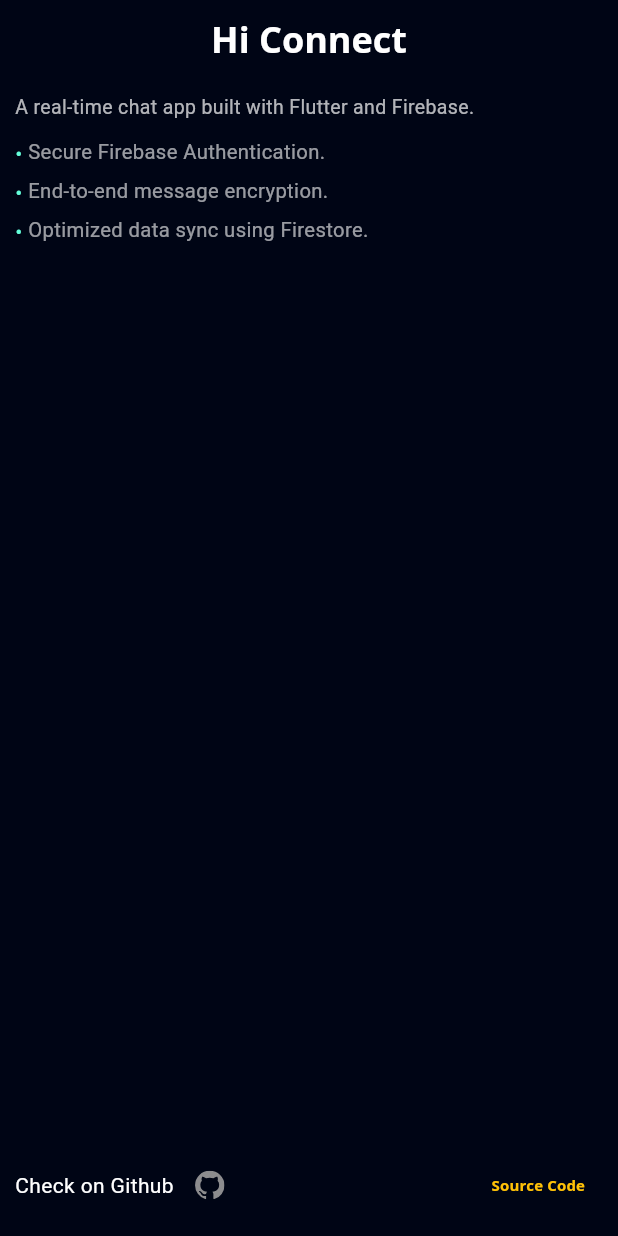
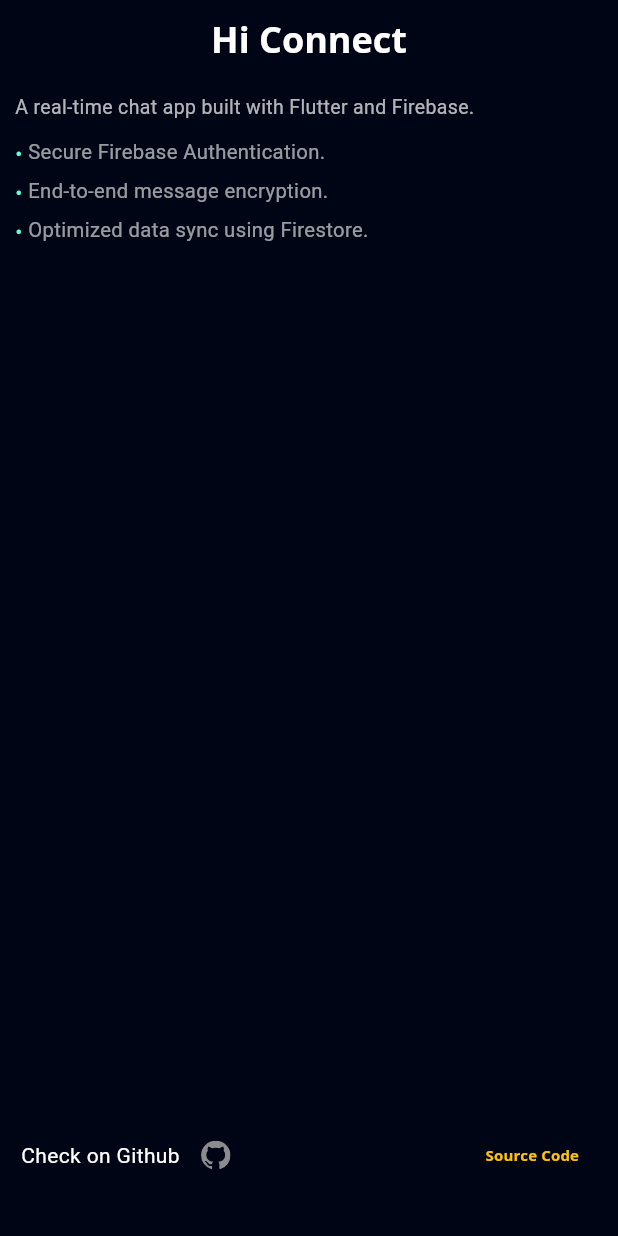
Before and after one commit to Brijesh-gangwar/portfolio, a Flutter app: the ProjectDetail widget shown alone on an empty page, opened directly with empty values, on a phone screen of 412 x 824 dp. Run offline on Flutter 3.47's test engine with Material 3 defaults, Android fonts, the light colour scheme and no system bars; our stand-ins replace flutter_svg, font_awesome_flutter, get, google_fonts, photo_view.

Commit message:
updated ui

```diff
--- a/lib/view/main/components/navigation_button_list.dart
+++ b/lib/view/main/components/navigation_button_list.dart
@@ -26,7 +26,7 @@ class NavigationButtonList extends StatelessWidget {
                 },
                 text: 'Home',
               ),
-              if (!Responsive.isLargeMobile(context))
+              // if (!Responsive.isLargeMobile(context))
                 NavigationTextButton(
                   onTap: () {
                     controller.animateToPage(
--- a/lib/view/projects/components/project_deatail.dart
+++ b/lib/view/projects/components/project_deatail.dart
@@ -83,7 +83,7 @@ class ProjectDetail extends StatelessWidget {
 
           const SizedBox(height: defaultPadding / 2),
 
-          // ✅ Scrollable area using SingleChildScrollView instead of ListView + Scrollbar
+
           Expanded(
             child: SingleChildScrollView(
               child: Column(
@@ -117,9 +117,11 @@ class ProjectDetail extends StatelessWidget {
             ),
           ),
 
+
           const SizedBox(height: defaultPadding / 2),
 
           ProjectLinks(index: index),
+                    const SizedBox(height: defaultPadding / 2),
         ],
       ),
     );
--- a/lib/view/projects/components/project_link.dart
+++ b/lib/view/projects/components/project_link.dart
@@ -9,7 +9,9 @@ class ProjectLinks extends StatelessWidget {
   const ProjectLinks({super.key, required this.index});
   @override
   Widget build(BuildContext context) {
-    return Row(
+    return Padding(
+      padding: const EdgeInsets.only(bottom: 10,right :4, left: 4),
+      child: Row(
         children: [
           Row(
             children: [
@@ -23,6 +25,7 @@ class ProjectLinks extends StatelessWidget {
                 launchUrl(Uri.parse(projectList[index].link));
               }, child: const Text('Source Code',overflow: TextOverflow.ellipsis,style: TextStyle(color: Colors.amber,fontWeight: FontWeight.bold,fontSize: 10),))
         ],
+      ),
     );
   }
 }
--- a/lib/view/projects/components/projects_grid.dart
+++ b/lib/view/projects/components/projects_grid.dart
@@ -7,7 +7,7 @@ import '../../../view model/getx_controllers/projects_controller.dart';
 class ProjectGrid extends StatelessWidget {
   final int crossAxisCount;
   final double ratio;
-  ProjectGrid({super.key, this.crossAxisCount = 3,  this.ratio=1.24});
+  ProjectGrid({super.key, this.crossAxisCount = 3,  this.ratio=1.2});
   final controller = Get.put(ProjectController());
   @override
   Widget build(BuildContext context) {
```
Lines whose indentation alone changed are shown as unchanged.
